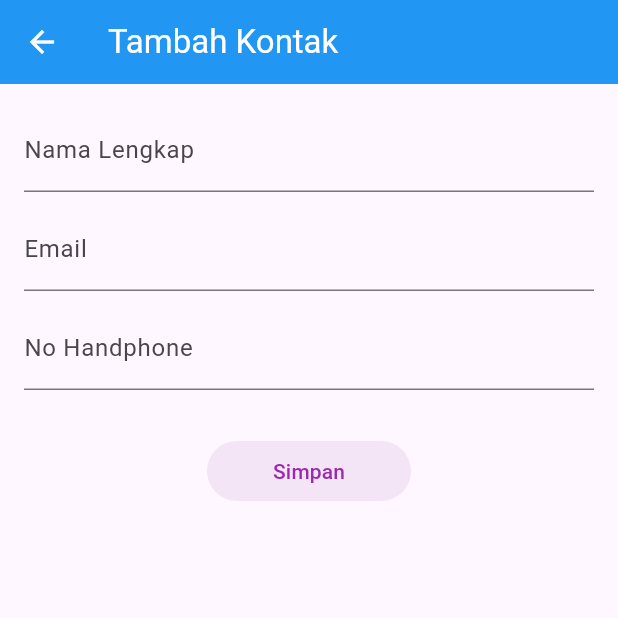
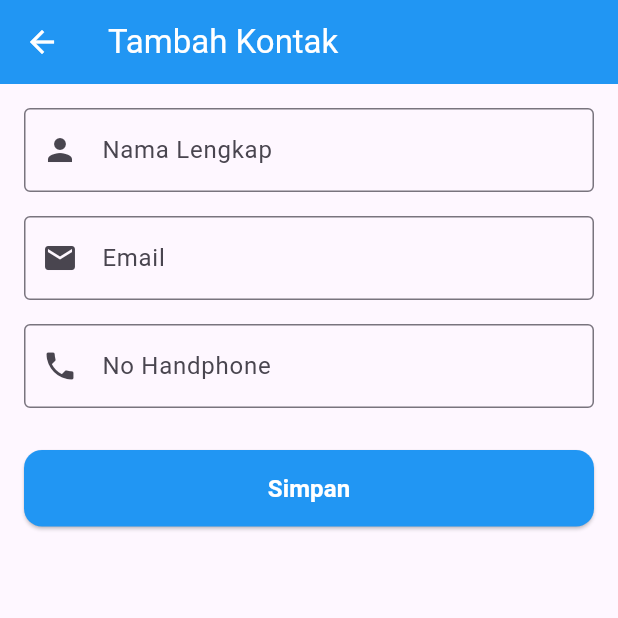
Before and after one commit to karanglawud/AbrorAbiyyi_BukuKontak, a Flutter app: the HalamanTambahKontak screen opened by its route, on a phone screen of 412 x 824 dp, the top half of it. Run offline on Flutter 3.47's test engine with Material 3 defaults, Android fonts, the phone set to English and light mode, and no system bars.

Commit message:
Implementasi validasi form, model kontak, dan sinkronisasi tab favorit

```diff
--- a/lib/main.dart
+++ b/lib/main.dart
@@ -2,6 +2,37 @@ import 'package:flutter/material.dart';
 
 void main() {
   runApp(const MyApp());
+}
+
+// ==================== MODEL KONTAK (JSON & NULL SAFETY) ====================
+class Kontak {
+  final String nama;
+  final String email;
+  final String phone;
+
+  Kontak({
+    required this.nama,
+    required this.email,
+    required this.phone,
+  });
+
+  // Factory constructor untuk mapping JSON (Map<String, dynamic>) ke Object Kontak
+  factory Kontak.fromJson(Map<String, dynamic> json) {
+    return Kontak(
+      nama: json['nama'] ?? '',
+      email: json['email'] ?? '',
+      phone: json['phone'] ?? '',
+    );
+  }
+
+  // Mengubah Object Kontak kembali ke format Map / JSON
+  Map<String, dynamic> toJson() {
+    return {
+      'nama': nama,
+      'email': email,
+      'phone': phone,
+    };
+  }
 }
 
 class MyApp extends StatelessWidget {
@@ -12,7 +43,9 @@ class MyApp extends StatelessWidget {
     return MaterialApp(
       debugShowCheckedModeBanner: false,
       title: 'Buku Kontak',
-      theme: ThemeData(primarySwatch: Colors.blue),
+      theme: ThemeData(
+        primarySwatch: Colors.blue,
+      ),
       initialRoute: '/',
       routes: {
         '/': (context) => const HalamanBeranda(),
@@ -31,18 +64,17 @@ class HalamanBeranda extends StatefulWidget {
   State<HalamanBeranda> createState() => _HalamanBerandaState();
 }
 
-// Tambahkan "with SingleTickerProviderStateMixin"
 class _HalamanBerandaState extends State<HalamanBeranda>
     with SingleTickerProviderStateMixin {
-  List<Map<String, String>> contacts = [];
+  // Menggunakan List<Kontak> berorientasi objek
+  List<Kontak> contacts = [];
 
-  // Buat TabController manual
+  // TabController manual
   late TabController _tabController;
 
   @override
   void initState() {
     super.initState();
-    // Inisialisasi controller untuk 2 tab
     _tabController = TabController(length: 2, vsync: this);
   }
 
@@ -52,16 +84,30 @@ class _HalamanBerandaState extends State<HalamanBeranda>
     super.dispose();
   }
 
+  // Fungsi navigasi asinkron (Future, Async, Await)
+  Future<void> _navigasiTambahKontak() async {
+    final result = await Navigator.pushNamed(context, '/tambah');
+    if (result != null) {
+      final Kontak kontakBaru = result is Kontak
+          ? result
+          : Kontak.fromJson(Map<String, dynamic>.from(result as Map));
+      setState(() {
+        contacts.add(kontakBaru);
+      });
+      // Berpindah otomatis ke tab Kontak (indeks 0) jika sedang di tab lain
+      _tabController.animateTo(0);
+    }
+  }
+
   @override
   Widget build(BuildContext context) {
-    // Hapus DefaultTabController, langsung return Scaffold
     return Scaffold(
       appBar: AppBar(
         title: const Text('BUKU KONTAK'),
         backgroundColor: Colors.blue,
         foregroundColor: Colors.white,
         bottom: TabBar(
-          controller: _tabController, // Hubungkan controller ke TabBar
+          controller: _tabController,
           labelColor: Colors.white,
           unselectedLabelColor: Colors.white70,
           indicatorColor: Colors.purple,
@@ -72,7 +118,6 @@ class _HalamanBerandaState extends State<HalamanBeranda>
         ),
       ),
       drawer: Drawer(
-        // Tidak perlu Builder lagi
         child: ListView(
           padding: EdgeInsets.zero,
           children: [
@@ -88,7 +133,7 @@ class _HalamanBerandaState extends State<HalamanBeranda>
               title: const Text('Kontak'),
               onTap: () {
                 Navigator.pop(context);
-                _tabController.animateTo(0); // Pindah ke Tab Kontak
+                _tabController.animateTo(0);
               },
             ),
             ListTile(
@@ -96,17 +141,7 @@ class _HalamanBerandaState extends State<HalamanBeranda>
               title: const Text('Tambah Kontak'),
               onTap: () async {
                 Navigator.pop(context);
-                final result = await Navigator.pushNamed(context, '/tambah');
-                if (result != null) {
-                  final data = result as Map;
-                  setState(() {
-                    contacts.add({
-                      'nama': data['nama'].toString(),
-                      'email': data['email'].toString(),
-                      'phone': data['phone'].toString(),
-                    });
-                  });
-                }
+                await _navigasiTambahKontak();
               },
             ),
             ListTile(
@@ -114,7 +149,7 @@ class _HalamanBerandaState extends State<HalamanBeranda>
               title: const Text('Favorit'),
               onTap: () {
                 Navigator.pop(context);
-                _tabController.animateTo(1); // Pindah ke Tab Favorit
+                _tabController.animateTo(1);
               },
             ),
             ListTile(
@@ -129,7 +164,7 @@ class _HalamanBerandaState extends State<HalamanBeranda>
         ),
       ),
       body: TabBarView(
-        controller: _tabController, // Hubungkan controller ke TabBarView
+        controller: _tabController,
         children: [
           // Isi Tab 1: Kontak
           contacts.isEmpty
@@ -137,6 +172,7 @@ class _HalamanBerandaState extends State<HalamanBeranda>
               : ListView.builder(
                   itemCount: contacts.length,
                   itemBuilder: (context, index) {
+                    final kontak = contacts[index];
                     return Card(
                       margin: const EdgeInsets.symmetric(
                         horizontal: 12,
@@ -145,23 +181,27 @@ class _HalamanBerandaState extends State<HalamanBeranda>
                       child: ListTile(
                         leading: CircleAvatar(
                           child: Text(
-                            contacts[index]['nama']![0].toUpperCase(),
+                            kontak.nama.isNotEmpty
+                                ? kontak.nama[0].toUpperCase()
+                                : '?',
                             style: const TextStyle(fontWeight: FontWeight.bold),
                           ),
                         ),
-                        title: Text(contacts[index]['nama']!),
-                        subtitle: Text(
-                          '${contacts[index]['email']!}\n${contacts[index]['phone']!}',
-                        ),
+                        title: Text(kontak.nama),
+                        subtitle: Text('${kontak.email}\n${kontak.phone}'),
                         isThreeLine: true,
                       ),
                     );
                   },
                 ),
+          // Isi Tab 2: Favorit
           ListView(
             children: const [
               Card(
-                margin: EdgeInsets.symmetric(horizontal: 12, vertical: 4),
+                margin: EdgeInsets.symmetric(
+                  horizontal: 12,
+                  vertical: 4,
+                ),
                 child: ListTile(
                   leading: CircleAvatar(
                     child: Text(
@@ -179,19 +219,7 @@ class _HalamanBerandaState extends State<HalamanBeranda>
         ],
       ),
       floatingActionButton: FloatingActionButton(
-        onPressed: () async {
-          final result = await Navigator.pushNamed(context, '/tambah');
-          if (result != null) {
-            final data = result as Map;
-            setState(() {
-              contacts.add({
-                'nama': data['nama'].toString(),
-                'email': data['email'].toString(),
-                'phone': data['phone'].toString(),
-              });
-            });
-          }
-        },
+        onPressed: _navigasiTambahKontak,
         backgroundColor: Colors.purple.shade100,
         foregroundColor: Colors.black,
         child: const Icon(Icons.add),
@@ -209,6 +237,9 @@ class HalamanTambahKontak extends StatefulWidget {
 }
 
 class _HalamanTambahKontakState extends State<HalamanTambahKontak> {
+  // GlobalKey untuk validasi FormState sesuai modul
+  final _formKey = GlobalKey<FormState>();
+
   final TextEditingController nameController = TextEditingController();
   final TextEditingController emailController = TextEditingController();
   final TextEditingController phoneController = TextEditingController();
@@ -229,50 +260,113 @@ class _HalamanTambahKontakState extends State<HalamanTambahKontak> {
         backgroundColor: Colors.blue,
         foregroundColor: Colors.white,
       ),
-      body: Padding(
+      body: SingleChildScrollView(
         padding: const EdgeInsets.all(16.0),
+        child: Form(
+          key: _formKey,
           child: Column(
+            crossAxisAlignment: CrossAxisAlignment.stretch,
             children: [
-            TextField(
+              // 1. Validasi Nama Lengkap
+              TextFormField(
                 controller: nameController,
-              decoration: const InputDecoration(labelText: 'Nama Lengkap'),
+                decoration: const InputDecoration(
+                  labelText: 'Nama Lengkap',
+                  hintText: 'Masukkan nama kontak',
+                  prefixIcon: Icon(Icons.person),
+                  border: OutlineInputBorder(),
                 ),
-            const SizedBox(height: 10),
-            TextField(
+                validator: (value) {
+                  if (value == null || value.trim().isEmpty) {
+                    return 'Nama wajib diisi';
+                  }
+                  if (value.trim().length < 3) {
+                    return 'Nama minimal 3 karakter';
+                  }
+                  return null;
+                },
+              ),
+              const SizedBox(height: 16),
+
+              // 2. Validasi Email
+              TextFormField(
                 controller: emailController,
-              decoration: const InputDecoration(labelText: 'Email'),
+                decoration: const InputDecoration(
+                  labelText: 'Email',
+                  hintText: 'contoh@domain.com',
+                  prefixIcon: Icon(Icons.email),
+                  border: OutlineInputBorder(),
+                ),
                 keyboardType: TextInputType.emailAddress,
+                validator: (value) {
+                  if (value == null || value.trim().isEmpty) {
+                    return 'Email wajib diisi';
+                  }
+                  // Validasi format email harus ada @ dan domain
+                  final emailRegex =
+                      RegExp(r'^[\w-\.]+@([\w-]+\.)+[\w-]{2,4}$');
+                  if (!emailRegex.hasMatch(value.trim())) {
+                    return 'Format email tidak valid (harus mengandung @ dan domain)';
+                  }
+                  return null;
+                },
               ),
-            const SizedBox(height: 10),
-            TextField(
+              const SizedBox(height: 16),
+
+              // 3. Validasi No Handphone
+              TextFormField(
                 controller: phoneController,
-              decoration: const InputDecoration(labelText: 'No Handphone'),
+                decoration: const InputDecoration(
+                  labelText: 'No Handphone',
+                  hintText: '08123456789',
+                  prefixIcon: Icon(Icons.phone),
+                  border: OutlineInputBorder(),
+                ),
                 keyboardType: TextInputType.phone,
+                validator: (value) {
+                  if (value == null || value.trim().isEmpty) {
+                    return 'No Handphone wajib diisi';
+                  }
+                  if (!RegExp(r'^[0-9]+$').hasMatch(value.trim())) {
+                    return 'No Handphone hanya boleh berisi angka';
+                  }
+                  if (value.trim().length < 10) {
+                    return 'No Handphone minimal 10 angka';
+                  }
+                  return null;
+                },
               ),
-            const SizedBox(height: 30),
+              const SizedBox(height: 28),
+
+              // Tombol Simpan dengan Pengecekan FormState
               ElevatedButton(
                 onPressed: () {
-                // Kirim data kembali ke halaman sebelumnya
-                Navigator.pop(context, {
-                  'nama': nameController.text,
-                  'email': emailController.text,
-                  'phone': phoneController.text,
-                });
+                  // Validasi form terlebih dahulu sebelum kirim data
+                  if (_formKey.currentState!.validate()) {
+                    final kontakBaru = Kontak(
+                      nama: nameController.text.trim(),
+                      email: emailController.text.trim(),
+                      phone: phoneController.text.trim(),
+                    );
+                    // Kirim object kontak kembali ke halaman beranda
+                    Navigator.pop(context, kontakBaru);
+                  }
                 },
                 style: ElevatedButton.styleFrom(
-                backgroundColor: Colors.purple.shade50,
-                foregroundColor: Colors.purple,
-                elevation: 0,
+                  backgroundColor: Colors.blue,
+                  foregroundColor: Colors.white,
+                  padding: const EdgeInsets.symmetric(vertical: 14),
                   shape: RoundedRectangleBorder(
-                  borderRadius: BorderRadius.circular(20),
+                    borderRadius: BorderRadius.circular(12),
                   ),
                 ),
-              child: const Padding(
-                padding: EdgeInsets.symmetric(horizontal: 20, vertical: 10),
-                child: Text('Simpan'),
+                child: const Text(
+                  'Simpan',
+                  style: TextStyle(fontSize: 16, fontWeight: FontWeight.bold),
                 ),
               ),
             ],
+          ),
         ),
       ),
     );
```
Lines whose indentation alone changed are shown as unchanged.
